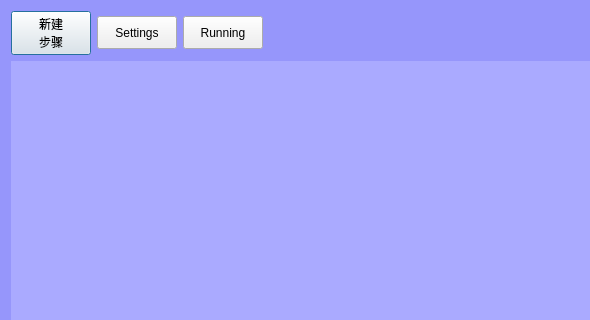
The window that UiFiles/MainDialog.ui (caicaiking/WKELightWave) describes before a commit, drawn with Qt 5; both pictures show x 0 to 590 and y 0 to 320 of the 991 by 581 pixel window.
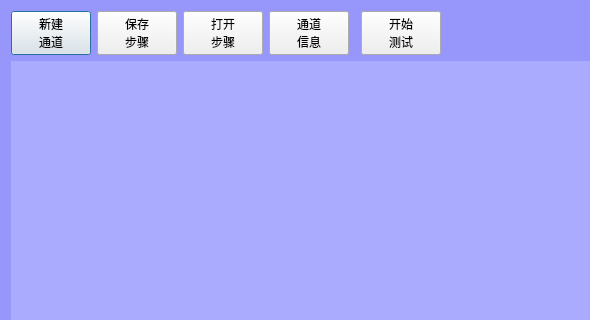
The same window after the commit.

Commit message: 添加了测试步骤的保存和打开功能

The edit to the form file:
```diff
--- a/UiFiles/MainDialog.ui
+++ b/UiFiles/MainDialog.ui
@@ -29,60 +29,32 @@
       </size>
      </property>
      <property name="styleSheet">
-      <string notr="true">font: 10pt &quot;楷体&quot;;</string>
+      <string notr="true">font: 11pt &quot;楷体&quot;;</string>
      </property>
      <property name="text">
       <string>新建
-步骤</string>
-     </property>
-    </widget>
-   </item>
-   <item row="0" column="1">
-    <widget class="QPushButton" name="btnSettings">
-     <property name="minimumSize">
-      <size>
-       <width>0</width>
-       <height>33</height>
-      </size>
-     </property>
-     <property name="styleSheet">
-      <string notr="true">font: 12pt &quot;楷体&quot;;</string>
-     </property>
-     <property name="text">
-      <string>Settings</string>
-     </property>
-    </widget>
-   </item>
-   <item row="0" column="2">
-    <widget class="QPushButton" name="btnRunning">
-     <property name="minimumSize">
-      <size>
-       <width>0</width>
-       <height>33</height>
-      </size>
-     </property>
-     <property name="styleSheet">
-      <string notr="true">font: 12pt &quot;楷体&quot;;</string>
-     </property>
-     <property name="text">
-      <string>Running</string>
+通道</string>
      </property>
     </widget>
    </item>
    <item row="0" column="3">
-    <spacer name="horizontalSpacer">
-     <property name="orientation">
-      <enum>Qt::Horizontal</enum>
-     </property>
-     <property name="sizeHint" stdset="0">
+    <widget class="QPushButton" name="btnSettings">
+     <property name="minimumSize">
       <size>
-       <width>662</width>
-       <height>20</height>
+       <width>0</width>
+       <height>33</height>
       </size>
      </property>
-    </spacer>
+     <property name="styleSheet">
+      <string notr="true">font: 11pt &quot;楷体&quot;;</string>
+     </property>
+     <property name="text">
+      <string>通道
+信息</string>
+     </property>
+    </widget>
    </item>
-   <item row="1" column="0" colspan="4">
+   <item row="1" column="0" colspan="7">
     <widget class="QStackedWidget" name="stackedWidget">
      <property name="styleSheet">
       <string notr="true">background-color: rgb(170, 170, 255);</string>
@@ -577,6 +549,70 @@
      </widget>
     </widget>
    </item>
+   <item row="0" column="5">
+    <widget class="QPushButton" name="btnRunning">
+     <property name="minimumSize">
+      <size>
+       <width>0</width>
+       <height>33</height>
+      </size>
+     </property>
+     <property name="styleSheet">
+      <string notr="true">font: 11pt &quot;楷体&quot;;</string>
+     </property>
+     <property name="text">
+      <string>开始
+测试</string>
+     </property>
+    </widget>
+   </item>
+   <item row="0" column="6">
+    <spacer name="horizontalSpacer">
+     <property name="orientation">
+      <enum>Qt::Horizontal</enum>
+     </property>
+     <property name="sizeHint" stdset="0">
+      <size>
+       <width>662</width>
+       <height>20</height>
+      </size>
+     </property>
+    </spacer>
+   </item>
+   <item row="0" column="1">
+    <widget class="QPushButton" name="btnSaveSetup">
+     <property name="minimumSize">
+      <size>
+       <width>0</width>
+       <height>33</height>
+      </size>
+     </property>
+     <property name="styleSheet">
+      <string notr="true">font: 11pt &quot;楷体&quot;;</string>
+     </property>
+     <property name="text">
+      <string>保存
+步骤</string>
+     </property>
+    </widget>
+   </item>
+   <item row="0" column="2">
+    <widget class="QPushButton" name="btnOpenSetup">
+     <property name="minimumSize">
+      <size>
+       <width>0</width>
+       <height>33</height>
+      </size>
+     </property>
+     <property name="styleSheet">
+      <string notr="true">font: 11pt &quot;楷体&quot;;</string>
+     </property>
+     <property name="text">
+      <string>打开
+步骤</string>
+     </property>
+    </widget>
+   </item>
   </layout>
  </widget>
  <resources/>
```
The commit also changes 17 other files.
